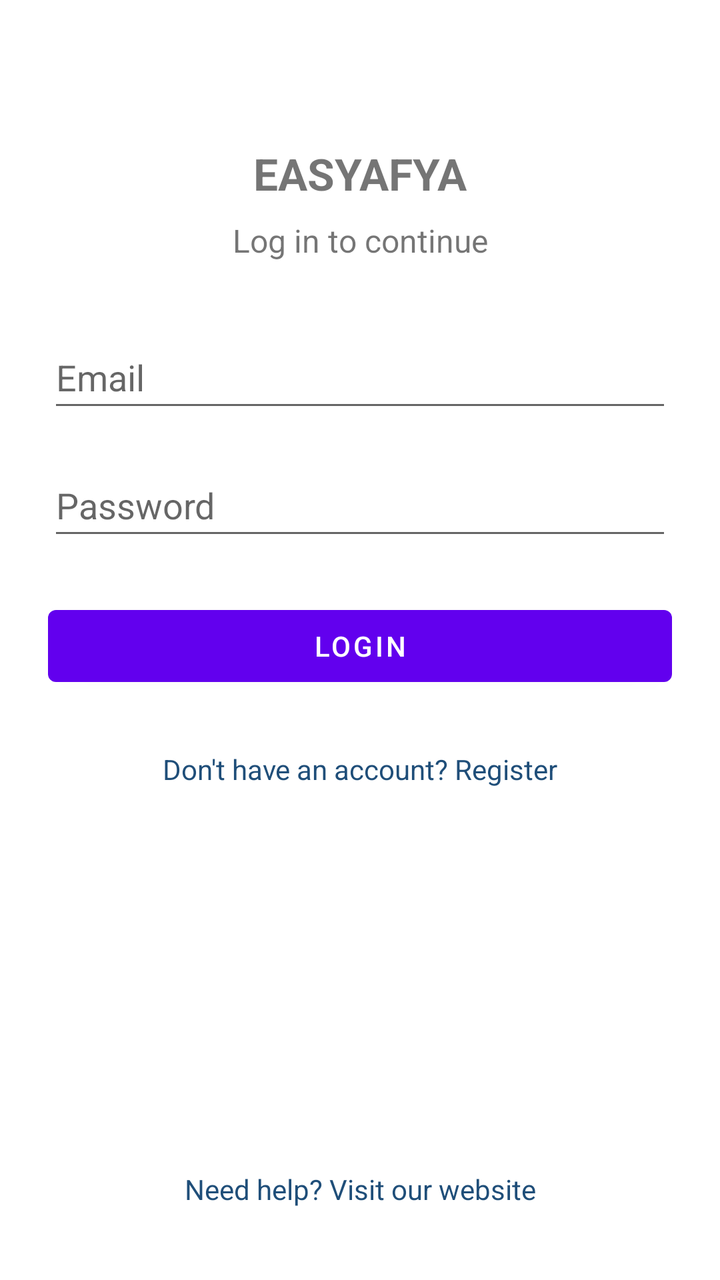
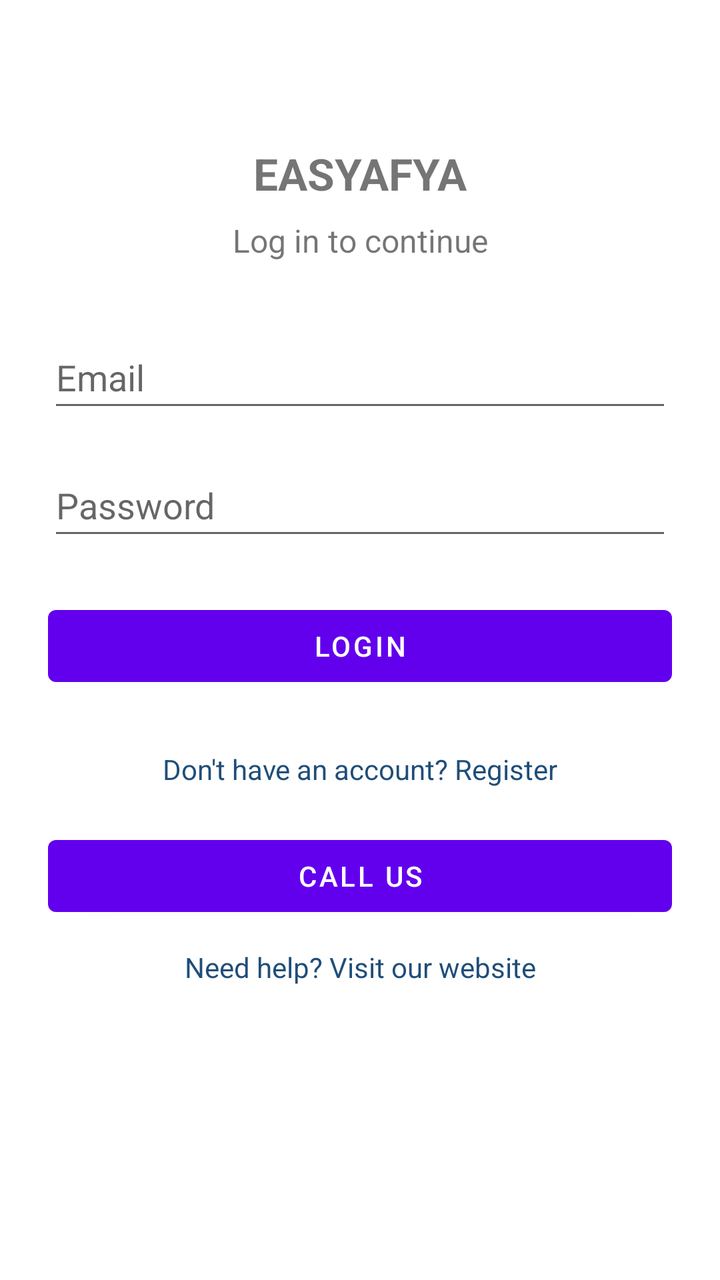

Screens rendered from an Android XML layout before and after an edit, with the pre-edit source and the edit as a unified diff.
<!-- AndroidManifest.xml: activity theme Theme.Easyafya -->
<!-- res/layout/activity_login.xml -->
<?xml version="1.0" encoding="utf-8"?>
<androidx.constraintlayout.widget.ConstraintLayout
    xmlns:android="http://schemas.android.com/apk/res/android"
    xmlns:app="http://schemas.android.com/apk/res-auto"
    android:id="@+id/main"
    android:layout_width="match_parent"
    android:layout_height="match_parent"
    android:fitsSystemWindows="true"
    android:padding="24dp">

    <TextView
        android:id="@+id/loginTitleTextView"
        android:layout_width="wrap_content"
        android:layout_height="wrap_content"
        android:text="EASYAFYA"
        android:textSize="22sp"
        android:textStyle="bold"
        android:layout_marginTop="48dp"
        app:layout_constraintTop_toTopOf="parent"
        app:layout_constraintStart_toStartOf="parent"
        app:layout_constraintEnd_toEndOf="parent" />

    <TextView
        android:id="@+id/loginSubtitleTextView"
        android:layout_width="wrap_content"
        android:layout_height="wrap_content"
        android:text="Log in to continue"
        android:textSize="16sp"
        android:layout_marginTop="8dp"
        app:layout_constraintTop_toBottomOf="@id/loginTitleTextView"
        app:layout_constraintStart_toStartOf="parent"
        app:layout_constraintEnd_toEndOf="parent" />

    <EditText
        android:id="@+id/emailEditText"
        android:layout_width="0dp"
        android:layout_height="wrap_content"
        android:hint="Email"
        android:inputType="textEmailAddress"
        android:minHeight="48dp"
        android:layout_marginTop="32dp"
        app:layout_constraintTop_toBottomOf="@id/loginSubtitleTextView"
        app:layout_constraintStart_toStartOf="parent"
        app:layout_constraintEnd_toEndOf="parent" />

    <EditText
        android:id="@+id/passwordEditText"
        android:layout_width="0dp"
        android:layout_height="wrap_content"
        android:hint="Password"
        android:inputType="textPassword"
        android:minHeight="48dp"
        android:layout_marginTop="16dp"
        app:layout_constraintTop_toBottomOf="@id/emailEditText"
        app:layout_constraintStart_toStartOf="parent"
        app:layout_constraintEnd_toEndOf="parent" />

    <Button
        android:id="@+id/loginButton"
        android:layout_width="0dp"
        android:layout_height="wrap_content"
        android:text="LOGIN"
        android:layout_marginTop="24dp"
        app:layout_constraintTop_toBottomOf="@id/passwordEditText"
        app:layout_constraintStart_toStartOf="parent"
        app:layout_constraintEnd_toEndOf="parent" />

    <TextView
        android:id="@+id/registerTextView"
        android:layout_width="wrap_content"
        android:layout_height="wrap_content"
        android:text="Don't have an account? Register"
        android:textColor="#1F4E79"
        android:padding="12dp"
        android:layout_marginTop="16dp"
        app:layout_constraintTop_toBottomOf="@id/loginButton"
        app:layout_constraintStart_toStartOf="parent"
        app:layout_constraintEnd_toEndOf="parent" />

    <TextView
        android:id="@+id/helpTextView"
        android:layout_width="wrap_content"
        android:layout_height="wrap_content"
        android:text="Need help? Visit our website"
        android:textColor="#1F4E79"
        android:padding="12dp"
        app:layout_constraintBottom_toBottomOf="parent"
        app:layout_constraintStart_toStartOf="parent"
        app:layout_constraintEnd_toEndOf="parent" />
</androidx.constraintlayout.widget.ConstraintLayout>
<!-- resources referenced by this layout -->
<resources>
  <style name="Theme.Easyafya" parent="Theme.MaterialComponents.DayNight.NoActionBar" />
</resources>

<!-- the commit's change to res/layout/activity_login.xml (unified diff, before → after) -->
@@ -77,6 +77,16 @@
         app:layout_constraintStart_toStartOf="parent"
         app:layout_constraintEnd_toEndOf="parent" />
 
+    <Button
+        android:id="@+id/callUsButton"
+        android:layout_width="0dp"
+        android:layout_height="wrap_content"
+        android:text="CALL US"
+        android:layout_marginTop="8dp"
+        app:layout_constraintTop_toBottomOf="@id/registerTextView"
+        app:layout_constraintStart_toStartOf="parent"
+        app:layout_constraintEnd_toEndOf="parent" />
+
     <TextView
         android:id="@+id/helpTextView"
         android:layout_width="wrap_content"
@@ -84,7 +94,8 @@
         android:text="Need help? Visit our website"
         android:textColor="#1F4E79"
         android:padding="12dp"
-        app:layout_constraintBottom_toBottomOf="parent"
+        app:layout_constraintTop_toBottomOf="@id/callUsButton"
         app:layout_constraintStart_toStartOf="parent"
         app:layout_constraintEnd_toEndOf="parent" />
+
 </androidx.constraintlayout.widget.ConstraintLayout>
